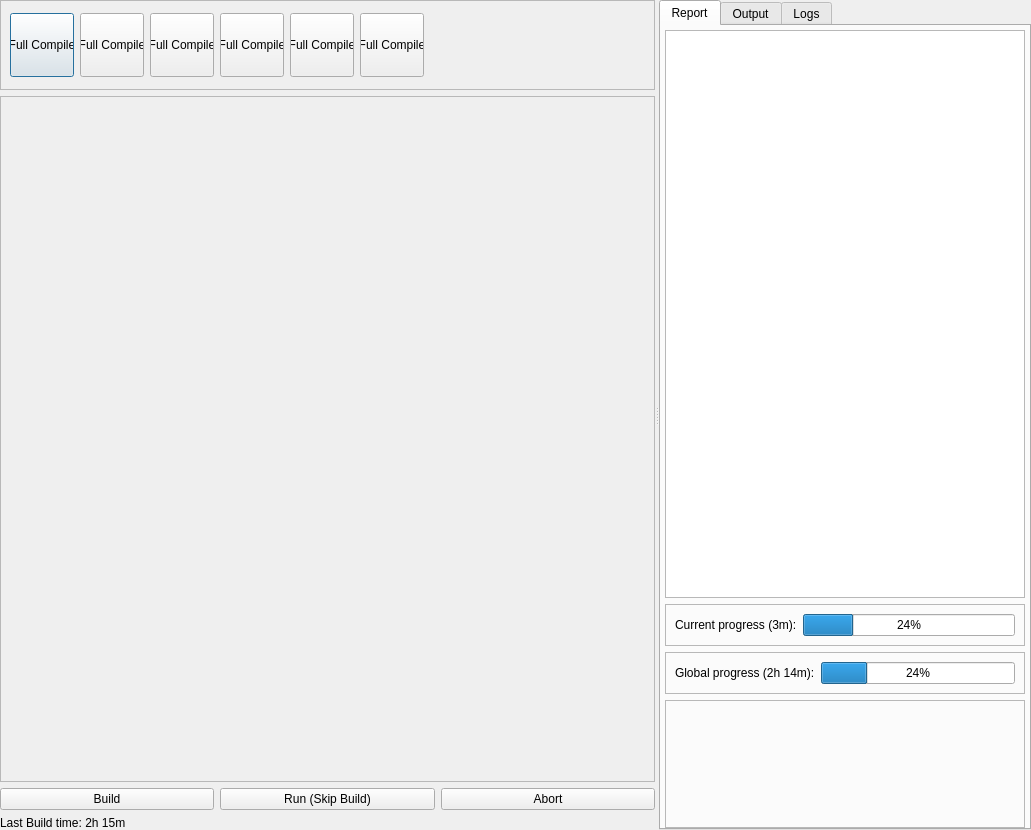
Before: the Qt Designer form src/forms/mapbuilder/main.ui in dertwist/Hammer5Tools, drawn with Qt 5.
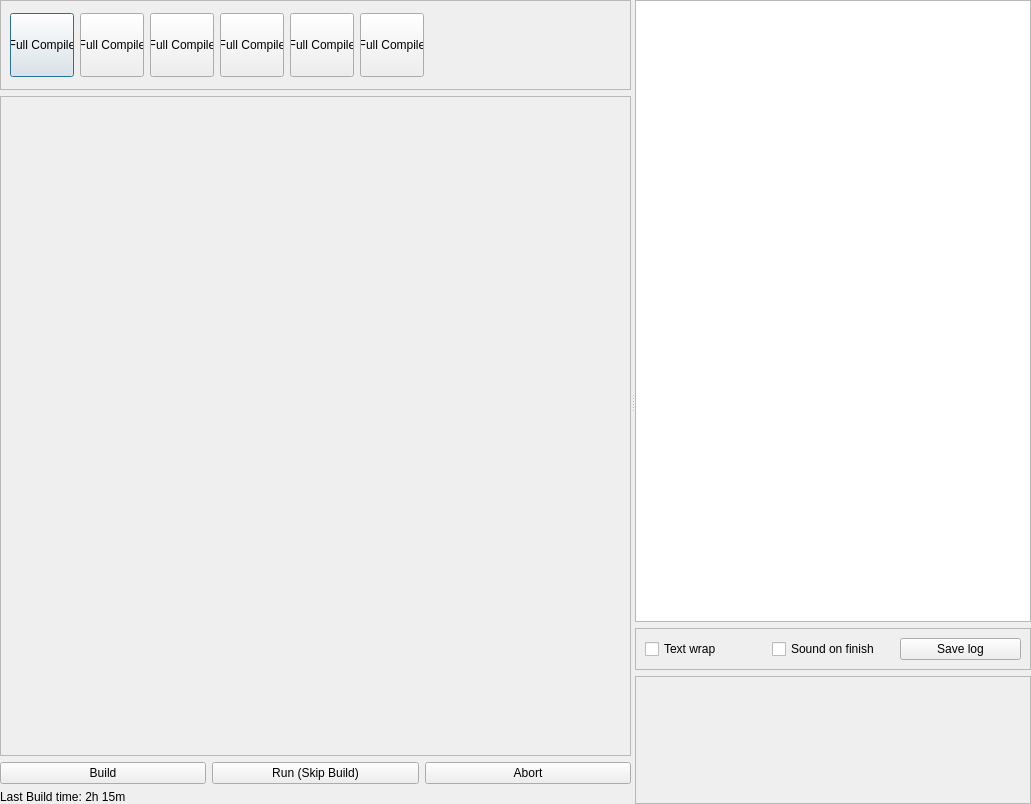
After: the same form once the commit is applied. Icons and pictures are not drawn.

Commit message: feat!:mapbuilder:remove all tabs except output

Diff of the .ui file:
```diff
--- a/src/forms/mapbuilder/main.ui
+++ b/src/forms/mapbuilder/main.ui
@@ -7,7 +7,7 @@
     <x>0</x>
     <y>0</y>
     <width>1031</width>
-    <height>830</height>
+    <height>804</height>
    </rect>
   </property>
   <property name="minimumSize">
@@ -71,7 +71,7 @@
            <rect>
             <x>0</x>
             <y>0</y>
-            <width>648</width>
+            <width>633</width>
             <height>88</height>
            </rect>
           </property>
@@ -379,8 +379,8 @@
            <rect>
             <x>0</x>
             <y>0</y>
-            <width>648</width>
-            <height>676</height>
+            <width>633</width>
+            <height>650</height>
            </rect>
           </property>
           <layout class="QVBoxLayout" name="verticalLayout">
@@ -449,57 +449,9 @@
       </layout>
      </widget>
      <widget class="QWidget" name="layoutWidget">
-      <layout class="QHBoxLayout" name="horizontalLayout_2">
+      <layout class="QVBoxLayout" name="verticalLayout_3">
        <item>
-        <widget class="QTabWidget" name="tabWidget">
-         <property name="currentIndex">
-          <number>0</number>
-         </property>
-         <widget class="QWidget" name="report">
-          <attribute name="title">
-           <string>Report</string>
-          </attribute>
-          <layout class="QVBoxLayout" name="verticalLayout_5">
-           <property name="leftMargin">
-            <number>4</number>
-           </property>
-           <property name="topMargin">
-            <number>4</number>
-           </property>
-           <property name="rightMargin">
-            <number>4</number>
-           </property>
-           <property name="bottomMargin">
-            <number>0</number>
-           </property>
-           <item>
-            <widget class="QListWidget" name="report_widget"/>
-           </item>
-           <item>
-            <widget class="QFrame" name="frame_2">
-             <property name="frameShape">
-              <enum>QFrame::Shape::StyledPanel</enum>
-             </property>
-             <property name="frameShadow">
-              <enum>QFrame::Shadow::Raised</enum>
-             </property>
-             <layout class="QHBoxLayout" name="horizontalLayout_5">
-              <item>
-               <widget class="QLabel" name="current_state_label">
-                <property name="text">
-                 <string>Current progress (3m):</string>
-                </property>
-               </widget>
-              </item>
-              <item>
-               <widget class="QProgressBar" name="current_state_progressbar">
-                <property name="value">
-                 <number>24</number>
-                </property>
-               </widget>
-              </item>
-             </layout>
-            </widget>
+        <widget class="QListWidget" name="output_list_widget"/>
            </item>
            <item>
             <widget class="QFrame" name="frame">
@@ -511,16 +463,23 @@
              </property>
              <layout class="QHBoxLayout" name="horizontalLayout">
               <item>
-               <widget class="QLabel" name="global_state_label">
+           <widget class="QCheckBox" name="text_wrap">
                 <property name="text">
-                 <string>Global progress (2h 14m):</string>
+             <string>Text wrap</string>
                 </property>
                </widget>
               </item>
               <item>
-               <widget class="QProgressBar" name="global_state_progressbar">
-                <property name="value">
-                 <number>24</number>
+           <widget class="QCheckBox" name="sound_on_finish">
+            <property name="text">
+             <string>Sound on finish</string>
+            </property>
+           </widget>
+          </item>
+          <item>
+           <widget class="QPushButton" name="save_log_button">
+            <property name="text">
+             <string>Save log</string>
                 </property>
                </widget>
               </item>
@@ -564,54 +523,6 @@
                <number>0</number>
               </property>
              </layout>
-            </widget>
-           </item>
-          </layout>
-         </widget>
-         <widget class="QWidget" name="output">
-          <attribute name="title">
-           <string>Output</string>
-          </attribute>
-          <layout class="QVBoxLayout" name="verticalLayout_3">
-           <property name="leftMargin">
-            <number>0</number>
-           </property>
-           <property name="topMargin">
-            <number>0</number>
-           </property>
-           <property name="rightMargin">
-            <number>0</number>
-           </property>
-           <property name="bottomMargin">
-            <number>0</number>
-           </property>
-           <item>
-            <widget class="QListWidget" name="output_list_widget"/>
-           </item>
-          </layout>
-         </widget>
-         <widget class="QWidget" name="logs">
-          <attribute name="title">
-           <string>Logs</string>
-          </attribute>
-          <layout class="QVBoxLayout" name="verticalLayout_4">
-           <property name="leftMargin">
-            <number>0</number>
-           </property>
-           <property name="topMargin">
-            <number>0</number>
-           </property>
-           <property name="rightMargin">
-            <number>0</number>
-           </property>
-           <property name="bottomMargin">
-            <number>0</number>
-           </property>
-           <item>
-            <widget class="QListWidget" name="logs_filelist"/>
-           </item>
-          </layout>
-         </widget>
         </widget>
        </item>
       </layout>
```
Left out of the diff: 2 changed lines with no effect on the pictures. Lines whose indentation alone changed are shown as unchanged. The commit also changes 7 other files.
